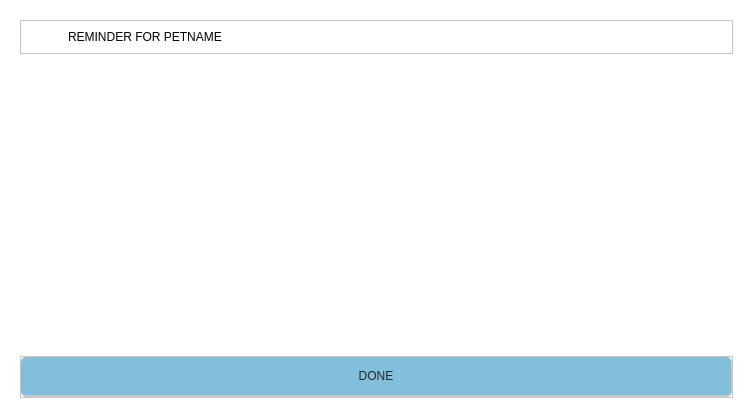
This is Frontend/reminderPopUp.ui in DreddVDomasian/Petmate-Desktop-Application as Qt 5 draws it before an edit. The edited form follows.
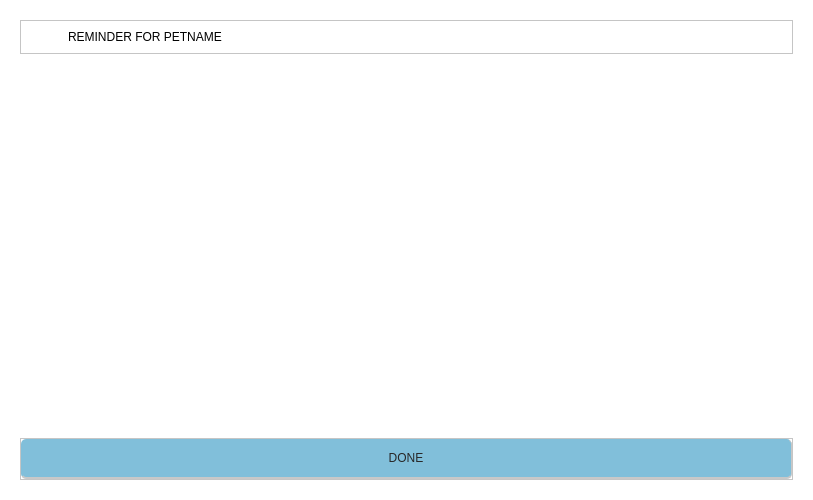
This is the edited form. Icons and pictures are not drawn.

Commit message: reminder functions

```diff
--- a/Frontend/reminderPopUp.ui
+++ b/Frontend/reminderPopUp.ui
@@ -6,8 +6,8 @@
    <rect>
     <x>0</x>
     <y>0</y>
-    <width>753</width>
-    <height>418</height>
+    <width>813</width>
+    <height>500</height>
    </rect>
   </property>
   <property name="windowTitle">
@@ -102,35 +102,34 @@
         <property name="styleSheet">
          <string notr="true">#reminderScrollArea{
 	border:none;
+
 }
-#reminderScrollArea QScrollBar:vertical {
+QScrollBar:vertical {
     background: transparent;
     width: 10px;
     margin: 0px;
 }
 
-#reminderScrollArea QScrollBar::handle:vertical {
+QScrollBar::handle:vertical {
     background-color: rgb(129, 191, 218);
     border-radius: 5px;
-    min-height: 120px;
-	min-height: 200px;
+    min-height: 50px;
 }
 
 #reminderScrollArea QScrollBar::handle:vertical:hover {
     background-color: rgb(86, 127, 145);
 }
 
-#reminderScrollArea QScrollBar::add-line:vertical,
-#reminderScrollArea QScrollBar::sub-line:vertical {
+QScrollBar::add-line:vertical,
+QScrollBar::sub-line:vertical {
     height: 0px;
     background: none;
     border: none;
 }
 
-#reminderScrollArea QScrollBar::groove:vertical {
+QScrollBar::groove:vertical {
     background: transparent;
     border: none;
-    border-radius: 0px;
 }
 </string>
         </property>
@@ -142,14 +141,27 @@
           <rect>
            <x>0</x>
            <y>0</y>
-           <width>717</width>
-           <height>275</height>
+           <width>777</width>
+           <height>357</height>
           </rect>
          </property>
          <property name="styleSheet">
           <string notr="true">background-color:rgb(255, 255, 255);</string>
          </property>
-         <layout class="QVBoxLayout" name="verticalLayout_3"/>
+         <layout class="QVBoxLayout" name="verticalLayout_3">
+          <property name="leftMargin">
+           <number>0</number>
+          </property>
+          <property name="topMargin">
+           <number>0</number>
+          </property>
+          <property name="rightMargin">
+           <number>0</number>
+          </property>
+          <property name="bottomMargin">
+           <number>0</number>
+          </property>
+         </layout>
         </widget>
        </widget>
       </item>
```
Left out of the diff: 2 changed lines with no effect on the pictures. The commit also changes 10 other files.
